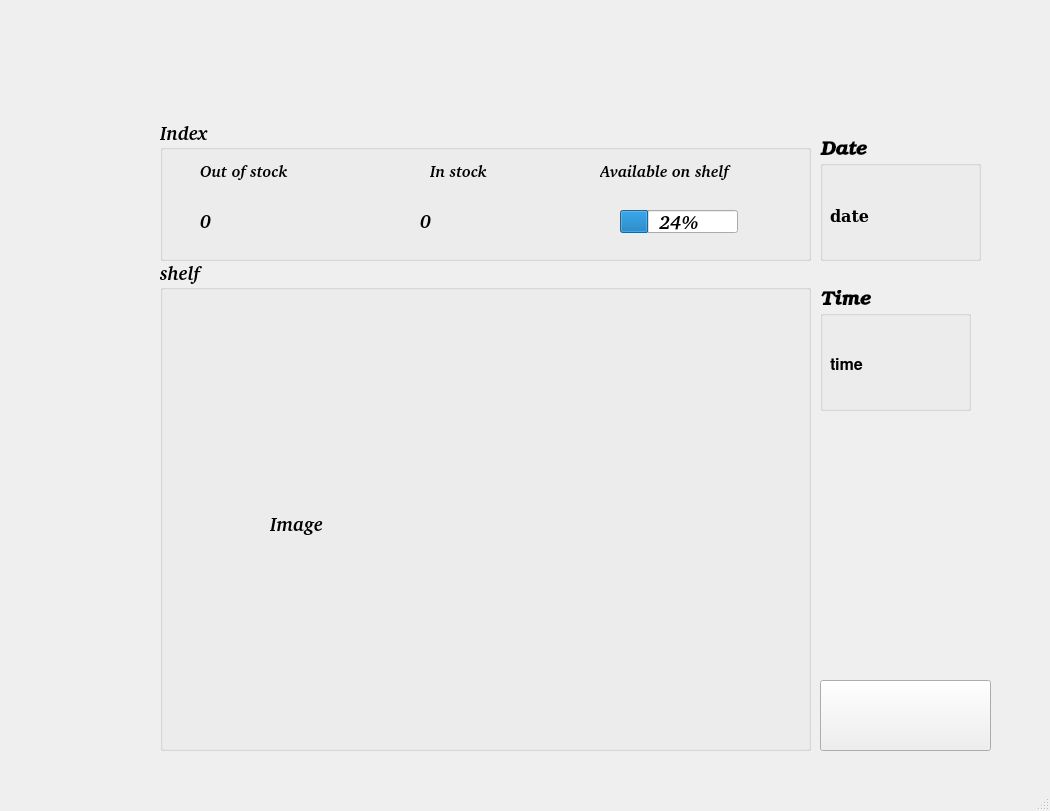
Above: design/design.ui from Winxkin/pyqt5_inventory before the change. Below: the same form after it.
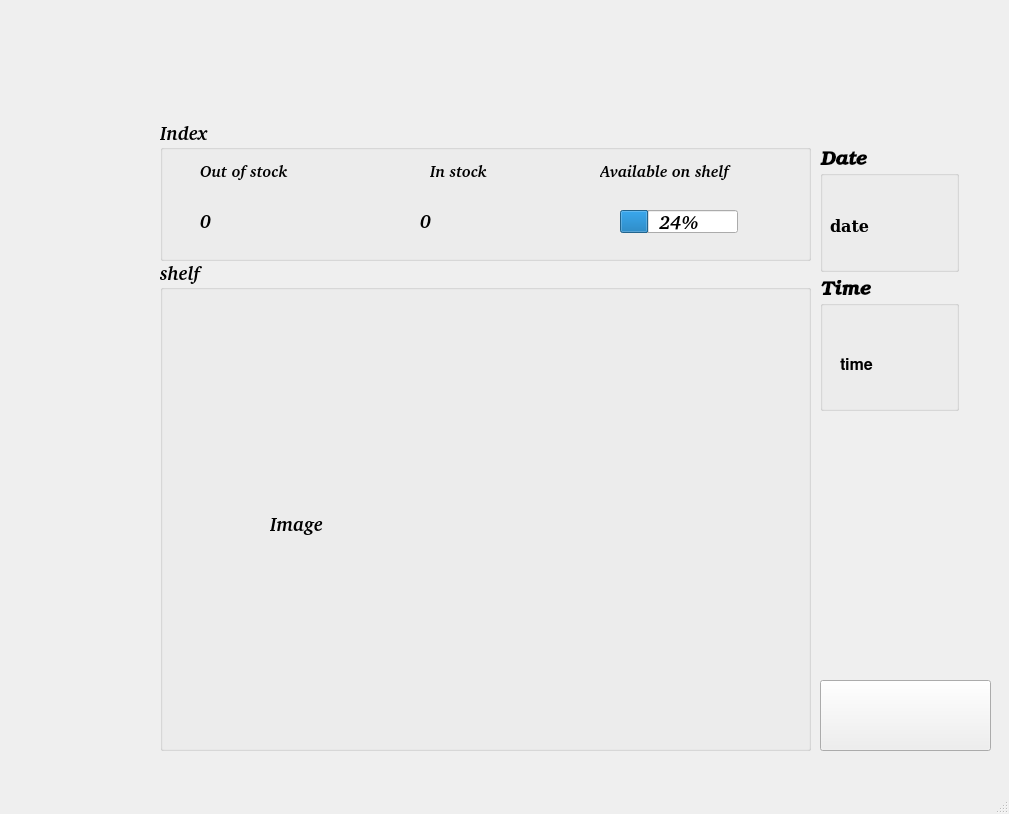
That is the form after the change. Icons and pictures are not drawn.

Patch:
```diff
--- a/design/design.ui
+++ b/design/design.ui
@@ -6,8 +6,8 @@
    <rect>
     <x>0</x>
     <y>0</y>
-    <width>1050</width>
-    <height>811</height>
+    <width>1009</width>
+    <height>814</height>
    </rect>
   </property>
   <property name="windowTitle">
@@ -184,9 +184,9 @@
     <property name="geometry">
      <rect>
       <x>820</x>
-      <y>290</y>
-      <width>151</width>
-      <height>121</height>
+      <y>280</y>
+      <width>139</width>
+      <height>131</height>
      </rect>
     </property>
     <property name="font">
@@ -204,9 +204,9 @@
     <widget class="QLabel" name="time">
      <property name="geometry">
       <rect>
-       <x>10</x>
-       <y>40</y>
-       <width>131</width>
+       <x>20</x>
+       <y>50</y>
+       <width>101</width>
        <height>71</height>
       </rect>
      </property>
@@ -228,9 +228,9 @@
     <property name="geometry">
      <rect>
       <x>820</x>
-      <y>140</y>
-      <width>161</width>
-      <height>121</height>
+      <y>150</y>
+      <width>139</width>
+      <height>122</height>
      </rect>
     </property>
     <property name="font">
@@ -250,7 +250,7 @@
       <rect>
        <x>10</x>
        <y>40</y>
-       <width>141</width>
+       <width>121</width>
        <height>71</height>
       </rect>
      </property>
```
Left out of the diff: 9 changed lines with no effect on the pictures.
